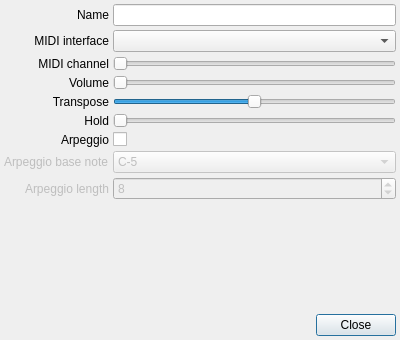
gitGNU/gnu_tutka, file src/instrumentpropertiesdialog.ui: the form before one commit.
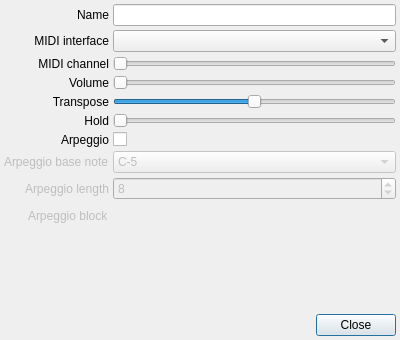
The form after the commit. Custom widgets are drawn as their Qt base class.

Commit message: Changes: Give a name to the arpeggio block field

The edit to the form file:
```diff
--- a/src/instrumentpropertiesdialog.ui
+++ b/src/instrumentpropertiesdialog.ui
@@ -186,7 +186,7 @@
         <bool>false</bool>
        </property>
        <property name="text">
-        <string/>
+        <string>Arpeggio block</string>
        </property>
       </widget>
      </item>
```
Left out of the diff: 2 changed lines with no effect on the pictures. The commit also changes 1 other file.
